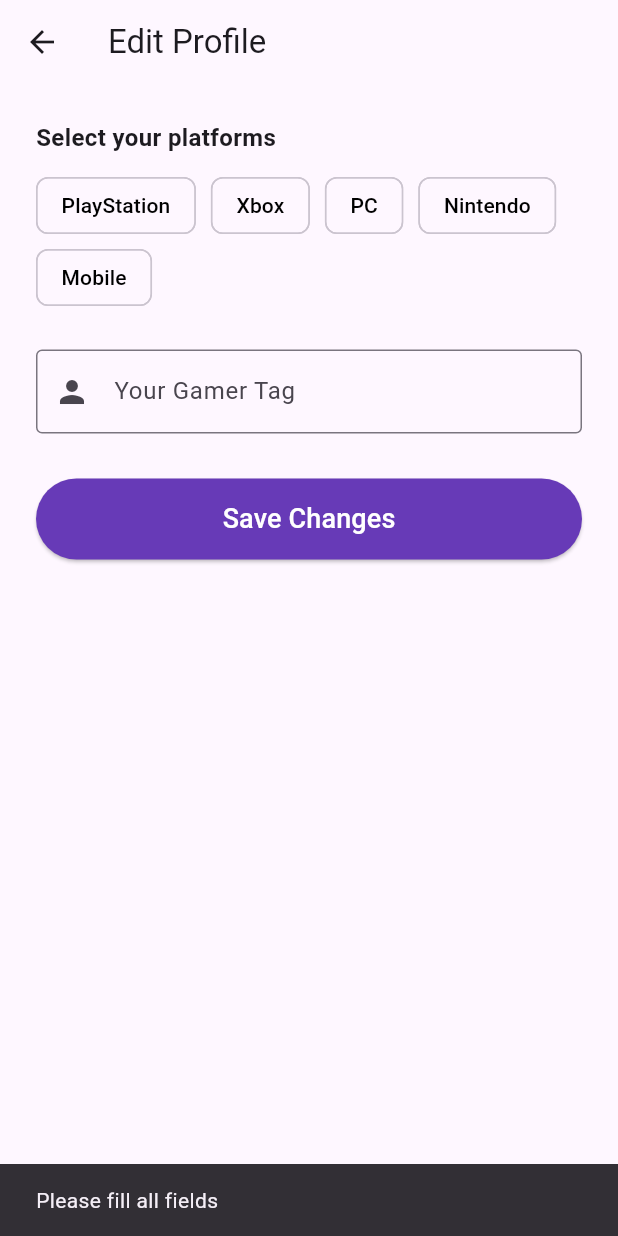
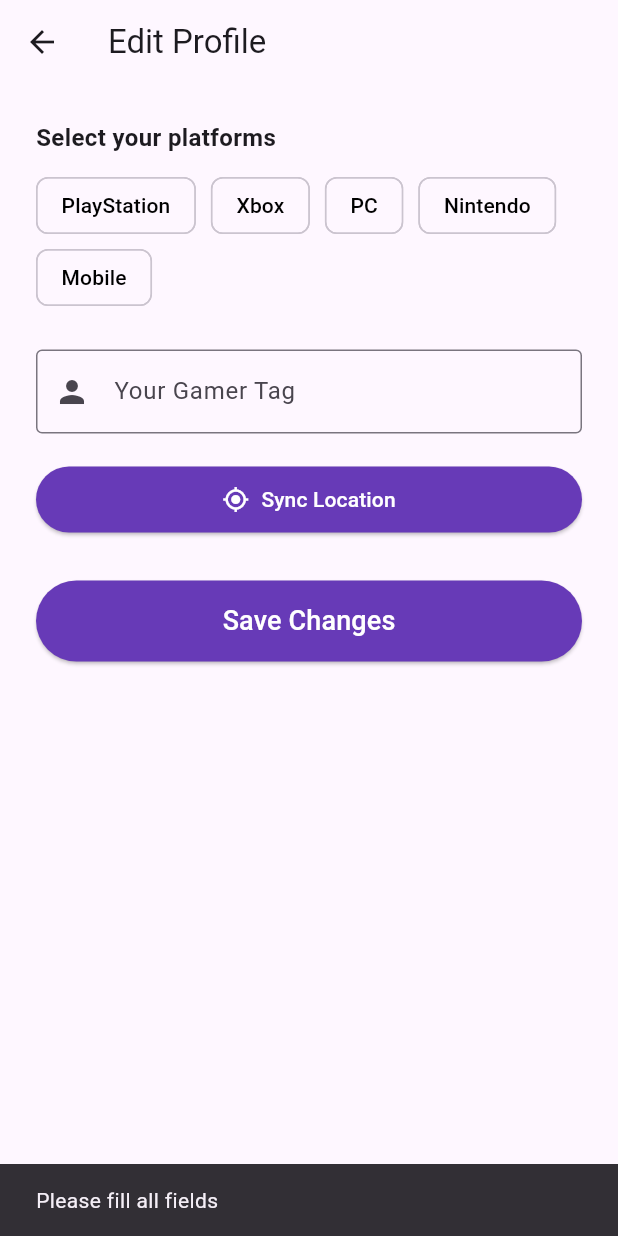
Before and after one commit to safridi044/PlayersConnect, a Flutter app: the ProfileSetupPage screen opened directly, after a tap on "Save Changes", on a phone screen of 412 x 824 dp. Run offline on Flutter 3.47's test engine with Material 3 defaults, Android fonts, the light colour scheme and no system bars; our stand-ins replace cloud_firestore, firebase_auth, firebase_core, geolocator; accounts and stored records are empty.

Commit message:
Added Locatoin Sync

```diff
--- a/lib/pages/home_page.dart
+++ b/lib/pages/home_page.dart
@@ -3,6 +3,7 @@
 import 'package:cloud_firestore/cloud_firestore.dart';
 import 'profile_setup_page.dart';
 import 'login_page.dart';
+import 'nearby_players_page.dart';
 
 class HomePage extends StatelessWidget {
   const HomePage({super.key});
--- a/lib/pages/profile_setup_page.dart
+++ b/lib/pages/profile_setup_page.dart
@@ -1,6 +1,7 @@
 import 'package:flutter/material.dart';
 import 'package:firebase_auth/firebase_auth.dart';
 import 'package:cloud_firestore/cloud_firestore.dart';
+import 'package:geolocator/geolocator.dart';
 import 'home_page.dart';
 import 'login_page.dart';
 
@@ -25,6 +26,8 @@
   ];
 
   bool _loading = false;
+  bool _locLoading = false;
+  Position? _currentPosition;
 
   @override
   void initState() {
@@ -48,10 +51,75 @@
           _selectedPlatforms
             ..clear()
             ..addAll(platforms != null ? List<String>.from(platforms) : []);
+
+          final loc = data['location'];
+          if (loc != null) {
+            _currentPosition = Position(
+              latitude: loc['lat'],
+              longitude: loc['lng'],
+              timestamp: DateTime.now(),
+              accuracy: 0,
+              altitude: 0,
+              heading: 0,
+              speed: 0,
+              speedAccuracy: 0,
+              altitudeAccuracy: 0, // ✅ Added
+              headingAccuracy: 0, // ✅ Added
+            );
+          }
         }
       }
     } finally {
       if (mounted) setState(() => _loading = false);
+    }
+  }
+
+  // 📍 Sync or refresh current location
+  Future<void> _syncLocation() async {
+    setState(() => _locLoading = true);
+
+    try {
+      LocationPermission permission = await Geolocator.checkPermission();
+      if (permission == LocationPermission.denied) {
+        permission = await Geolocator.requestPermission();
+      }
+      if (permission == LocationPermission.denied ||
+          permission == LocationPermission.deniedForever) {
+        if (!mounted) return;
+        ScaffoldMessenger.of(context).showSnackBar(
+          const SnackBar(content: Text('Location permission denied')),
+        );
+        return;
+      }
+
+      // ✅ Updated Geolocator API usage
+      final pos = await Geolocator.getCurrentPosition(
+        locationSettings: const LocationSettings(
+          accuracy: LocationAccuracy.high,
+        ),
+      );
+
+      setState(() => _currentPosition = pos);
+
+      final user = FirebaseAuth.instance.currentUser;
+      if (user != null) {
+        await FirebaseFirestore.instance.collection('players').doc(user.uid).set({
+          'location': {'lat': pos.latitude, 'lng': pos.longitude},
+          'updatedAt': FieldValue.serverTimestamp(),
+        }, SetOptions(merge: true));
+      }
+
+      if (!mounted) return;
+      ScaffoldMessenger.of(context).showSnackBar(
+        const SnackBar(content: Text('Location synced successfully!')),
+      );
+    } catch (e) {
+      if (!mounted) return;
+      ScaffoldMessenger.of(context).showSnackBar(
+        SnackBar(content: Text('Failed to get location: $e')),
+      );
+    } finally {
+      if (mounted) setState(() => _locLoading = false);
     }
   }
 
@@ -60,6 +128,7 @@
     if (user == null) return;
 
     if (_usernameController.text.trim().isEmpty || _selectedPlatforms.isEmpty) {
+      if (!mounted) return;
       ScaffoldMessenger.of(context)
           .showSnackBar(const SnackBar(content: Text('Please fill all fields')));
       return;
@@ -72,32 +141,29 @@
       'updatedAt': FieldValue.serverTimestamp(),
     }, SetOptions(merge: true));
 
+    if (!mounted) return;
+
     // ✅ Different behavior depending on mode
     if (widget.isEditing) {
-      // Editing existing profile → stay logged in, go back to Home
       ScaffoldMessenger.of(context).showSnackBar(
         const SnackBar(content: Text('Profile updated successfully!')),
       );
-      if (context.mounted) {
       Navigator.pushAndRemoveUntil(
         context,
         MaterialPageRoute(builder: (context) => const HomePage()),
             (route) => false,
       );
-      }
     } else {
-      // First-time setup → sign out, go to login
       await FirebaseAuth.instance.signOut();
+      if (!mounted) return;
       ScaffoldMessenger.of(context).showSnackBar(
         const SnackBar(content: Text('Profile setup complete! Please log in.')),
       );
-      if (context.mounted) {
       Navigator.pushAndRemoveUntil(
         context,
         MaterialPageRoute(builder: (context) => const LoginPage()),
             (route) => false,
       );
-      }
     }
   }
 
@@ -111,6 +177,7 @@
           ? const Center(child: CircularProgressIndicator())
           : Padding(
         padding: const EdgeInsets.all(24),
+        child: SingleChildScrollView(
           child: Column(
             crossAxisAlignment: CrossAxisAlignment.start,
             children: [
@@ -150,6 +217,41 @@
                   prefixIcon: Icon(Icons.person),
                 ),
               ),
+
+              // 📍 Location Button Section (Updated Row Layout)
+              const SizedBox(height: 20),
+              Row(
+                children: [
+                  Expanded(
+                    child: ElevatedButton.icon(
+                      onPressed: _locLoading ? null : _syncLocation,
+                      icon: const Icon(Icons.my_location, color: Colors.white),
+                      label: Text(
+                        _currentPosition == null
+                            ? 'Sync Location'
+                            : 'Refresh Location',
+                        style: const TextStyle(color: Colors.white),
+                      ),
+                      style: ElevatedButton.styleFrom(
+                        backgroundColor: Colors.deepPurple,
+                        padding:
+                        const EdgeInsets.symmetric(vertical: 12),
+                      ),
+                    ),
+                  ),
+                ],
+              ),
+
+              if (_currentPosition != null) ...[
+                const SizedBox(height: 10),
+                Text(
+                  'Current Location: '
+                      '${_currentPosition!.latitude.toStringAsFixed(4)}, '
+                      '${_currentPosition!.longitude.toStringAsFixed(4)}',
+                  style: const TextStyle(color: Colors.black54),
+                ),
+              ],
+
               const SizedBox(height: 30),
               SizedBox(
                 width: double.infinity,
@@ -161,14 +263,15 @@
                   ),
                   child: Text(
                     widget.isEditing ? 'Save Changes' : 'Save Profile',
-                  style: const TextStyle(
-                      color: Colors.white, fontSize: 18),
+                    style:
+                    const TextStyle(color: Colors.white, fontSize: 18),
                   ),
                 ),
               ),
             ],
           ),
         ),
+      ),
     );
   }
 }
--- a/pubspec.yaml
+++ b/pubspec.yaml
@@ -19,6 +19,10 @@
   # Cupertino icons for iOS style
   cupertino_icons: ^1.0.8
 
+  # Location dependencies
+  geolocator: ^13.0.1
+  geocoding: ^3.0.0
+
 dev_dependencies:
   flutter_test:
     sdk: flutter
```
Also changed, not shown: lib/pages/nearby_players_page.dart (added, +163 -0 lines), pubspec.lock, 4 other files. Lines whose indentation alone changed are shown as unchanged.
